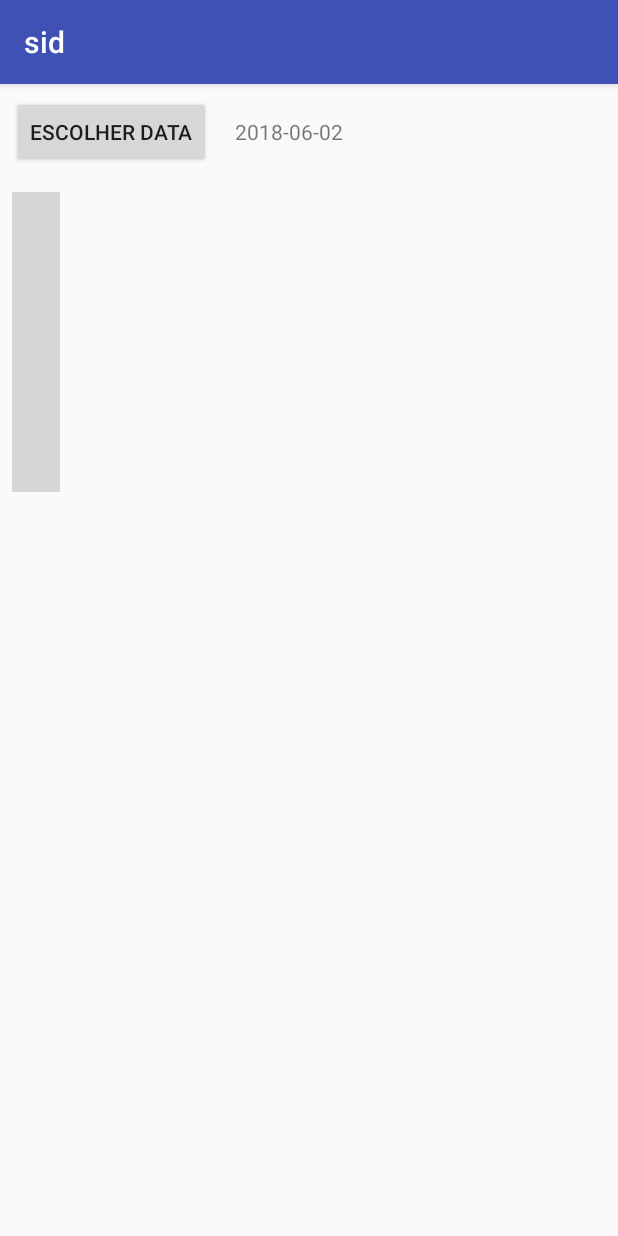
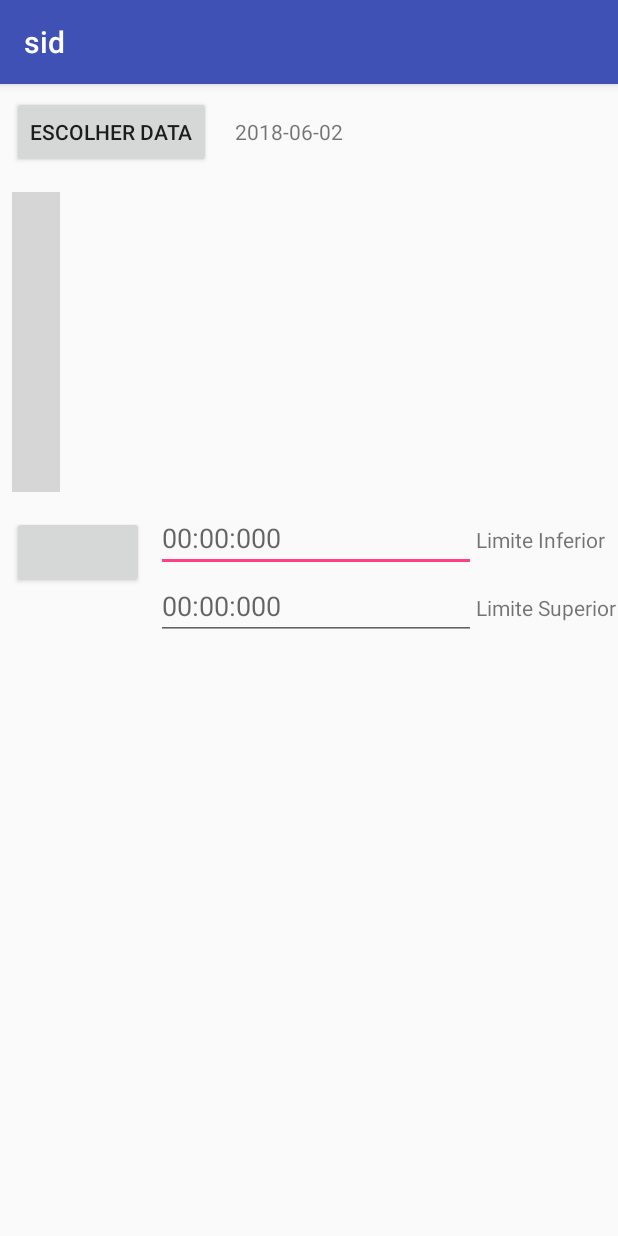
Before and after one commit to bjngs-iscteiul/android, an Android app: the GraphicActivity screen opened directly, with no data from a screen before it, on a phone screen of 412 x 824 dp. Run offline under Robolectric (Android 15) with nearby library versions, the phone set to English and light mode, and no system bars; libraries missing offline, so code that uses them is left out: com.jjoe64.graphview; plain views replace GraphView; 19 statements that could not run were skipped; grey boxes are pictures that could not be loaded.

Commit message:
Merge Com Ficheiros do Mendonça

```diff
--- a/app/build.gradle
+++ b/app/build.gradle
@@ -24,6 +24,7 @@ android {
         sourceCompatibility JavaVersion.VERSION_1_7
         targetCompatibility JavaVersion.VERSION_1_7
     }
+
 }
 
 dependencies {
@@ -34,4 +35,5 @@ dependencies {
     androidTestImplementation 'com.android.support.test:runner:1.0.1'
     androidTestImplementation 'com.android.support.test.espresso:espresso-core:3.0.1'
     compile 'com.jjoe64:graphview:4.2.1'
+
 }
--- a/app/src/main/java/inducesmile/com/sid/DataBase/DataBaseConfig.java
+++ b/app/src/main/java/inducesmile/com/sid/DataBase/DataBaseConfig.java
@@ -22,13 +22,14 @@ public class DataBaseConfig {
     public static class Alertas implements BaseColumns{
         public static final String TABLE_NAME="Alertas";
         public static final String COLUMN_NAME_IDALERTA="IDAlerta";
-        public static final String COLUMN_NAME_DATAMEDICAO="DataMedicao";
-        public static final String COLUMN_NAME_VALORMEDICAO="ValorMedicao";
-        public static final String COLUMN_NAME_HORAMEDICAO="HoraMedicao";
-        public static final String COLUMN_NAME_NOMEVARIAVEL="NomeVariavel";
-        public static final String COLUMN_NAME_ALERTAS="Alertas";
+        //    public static final String COLUMN_NAME_DATAMEDICAO="DataMedicao";
+        //    public static final String COLUMN_NAME_VALORMEDICAO="ValorMedicao";
+        //    public static final String COLUMN_NAME_HORAMEDICAO="HoraMedicao";
+        //    public static final String COLUMN_NAME_NOMEVARIAVEL="NomeVariavel";
+        //    public static final String COLUMN_NAME_ALERTAS="Alertas";
         public static final String COLUMN_NAME_TEXTO="texto";
         public static final String COLUMN_NAME_MIGRADO="migrado";
+        public static final String COLUMN_NAME_IDCULTURA="IDCultura";
     }
 
     public static class Cultura implements BaseColumns{
@@ -56,11 +57,14 @@ public class DataBaseConfig {
     protected static final String SQL_CREATE_ALERTAS=
             "CREATE TABLE " + Alertas.TABLE_NAME +
                     " (" + Alertas.COLUMN_NAME_IDALERTA + " INTEGER PRIMARY KEY," +
-                    Alertas.COLUMN_NAME_DATAMEDICAO + " TIME," +
-                    Alertas.COLUMN_NAME_VALORMEDICAO + " INTEGER," +
-                    Alertas.COLUMN_NAME_HORAMEDICAO + " TIME," +
-                    Alertas.COLUMN_NAME_NOMEVARIAVEL + " TEXT, "+
-                    Alertas.COLUMN_NAME_ALERTAS + " TEXT )";
+                    Alertas.COLUMN_NAME_IDCULTURA+ " INTEGER, " +
+                    Alertas.COLUMN_NAME_MIGRADO+ " INTEGER, " +
+                    Alertas.COLUMN_NAME_TEXTO + " TEXT)";
+    //        Alertas.COLUMN_NAME_DATAMEDICAO + " TIME," +
+    //        Alertas.COLUMN_NAME_VALORMEDICAO + " INTEGER," +
+    //        Alertas.COLUMN_NAME_HORAMEDICAO + " TIME," +
+    //        Alertas.COLUMN_NAME_NOMEVARIAVEL + " TEXT, "+
+    //        Alertas.COLUMN_NAME_ALERTAS + " TEXT )";
 
 
     protected static final String SQL_CREATE_CULTURA=
--- a/app/src/main/res/layout/activity_graphic.xml
+++ b/app/src/main/res/layout/activity_graphic.xml
@@ -5,14 +5,20 @@
     android:layout_width="match_parent"
     android:layout_height="match_parent"
     tools:context="inducesmile.com.sid.App.GraphicActivity">
+
     <LinearLayout
         android:layout_width="match_parent"
         android:layout_height="match_parent"
-    android:orientation="vertical">
+        android:orientation="vertical"
+        tools:ignore="MissingConstraints"
+        tools:layout_editor_absoluteX="0dp"
+        tools:layout_editor_absoluteY="0dp">
+
         <LinearLayout
             android:layout_width="wrap_content"
             android:layout_height="wrap_content"
             android:orientation="horizontal">
+
             <Button
                 android:id="@+id/escolherData"
                 android:layout_width="wrap_content"
@@ -22,7 +28,7 @@
                 android:layout_marginStart="8dp"
                 android:layout_marginTop="8dp"
                 android:onClick="showDatePicker"
-            android:text="Escolher data"
+                android:text="@string/escolher_data"
                 app:layout_constraintBottom_toBottomOf="parent"
                 app:layout_constraintEnd_toEndOf="parent"
                 app:layout_constraintHorizontal_bias="0.085"
@@ -38,7 +44,7 @@
                 android:layout_marginEnd="8dp"
                 android:layout_marginStart="8dp"
                 android:layout_marginTop="8dp"
-            android:text="Alterar para a data"
+                android:text="@string/alterar_para_a_data"
                 app:layout_constraintBottom_toBottomOf="parent"
                 app:layout_constraintEnd_toEndOf="parent"
                 app:layout_constraintHorizontal_bias="0.836"
@@ -73,7 +79,73 @@
             android:layout_width="wrap_content"
             android:layout_height="wrap_content">
 
+
+            <Button
+                android:id="@+id/button2"
+                android:layout_width="wrap_content"
+                android:layout_height="wrap_content"
+                android:layout_marginBottom="8dp"
+                android:layout_marginEnd="8dp"
+                android:layout_marginStart="8dp"
+                android:layout_marginTop="8dp"
+                android:onClick="switch1Click"
+                android:text="@string/Filtrar"
+                app:layout_constraintBottom_toBottomOf="parent"
+                app:layout_constraintEnd_toEndOf="parent"
+                app:layout_constraintHorizontal_bias="0.085"
+                app:layout_constraintStart_toStartOf="parent"
+                app:layout_constraintTop_toTopOf="parent"
+                app:layout_constraintVertical_bias="0.017"
+                tools:text="Filtrar" />
+
+
+            <LinearLayout
+                android:layout_width="wrap_content"
+                android:layout_height="wrap_content"
+                android:orientation="vertical">
+
+                <LinearLayout
+                    android:layout_width="wrap_content"
+                    android:layout_height="wrap_content">
+
+                    <EditText
+                        android:id="@+id/timeInit"
+                        android:layout_width="wrap_content"
+                        android:layout_height="wrap_content"
+                        android:ems="10"
+                        android:hint="@string/_00_00_000"
+                        android:inputType="time" />
+
+                    <TextView
+                        android:id="@+id/initTime"
+                        android:layout_width="match_parent"
+                        android:layout_height="wrap_content"
+                        android:text="@string/limite_inferior" />
+
+
                 </LinearLayout>
 
+                <LinearLayout
+                    android:layout_width="wrap_content"
+                    android:layout_height="wrap_content">
+
+                    <EditText
+                        android:id="@+id/timeEnd"
+                        android:layout_width="wrap_content"
+                        android:layout_height="wrap_content"
+                        android:ems="10"
+                        android:hint="@string/_00_00_000"
+                        android:inputType="time" />
+
+                    <TextView
+                        android:id="@+id/endTime"
+                        android:layout_width="match_parent"
+                        android:layout_height="wrap_content"
+                        android:text="@string/limite_superior"
+                        />
+
+                </LinearLayout>
+            </LinearLayout>
+        </LinearLayout>
     </LinearLayout>
 </android.support.constraint.ConstraintLayout>
--- a/app/src/main/res/values/strings.xml
+++ b/app/src/main/res/values/strings.xml
@@ -1,3 +1,10 @@
 <resources>
     <string name="app_name">sid</string>
+    <string name="_00_00_000">00:00:000</string>
+    <string name="filtrar">Filtrar</string>
+    <string name="escolher_data">Escolher data</string>
+    <string name="alterar_para_a_data">Alterar para a data</string>
+    <string name="limite_inferior">Limite Inferior</string>
+    <string name="limite_superior">Limite Superior</string>
+    <string name="Filtrar" />
 </resources>
--- a/build.gradle
+++ b/build.gradle
@@ -7,7 +7,7 @@ buildscript {
         jcenter()
     }
     dependencies {
-        classpath 'com.android.tools.build:gradle:3.2.0-alpha11'
+        classpath 'com.android.tools.build:gradle:3.2.0-alpha16'
 
 
         // NOTE: Do not place your application dependencies here; they belong
```
Also changed, not shown: app/src/main/java/inducesmile/com/sid/App/AlertasActivity.java (+30 -21 lines), app/src/main/java/inducesmile/com/sid/App/GraphicActivity.java (+30 -1 lines), app/src/main/java/inducesmile/com/sid/App/MainActivity.java (+13 -12 lines), app/src/main/java/inducesmile/com/sid/DataBase/DataBaseHandler.java (+9 -6 lines), app/src/main/java/inducesmile/com/sid/DataBase/DataBaseReader.java (+11 -4 lines). Lines whose indentation alone changed are shown as unchanged.
